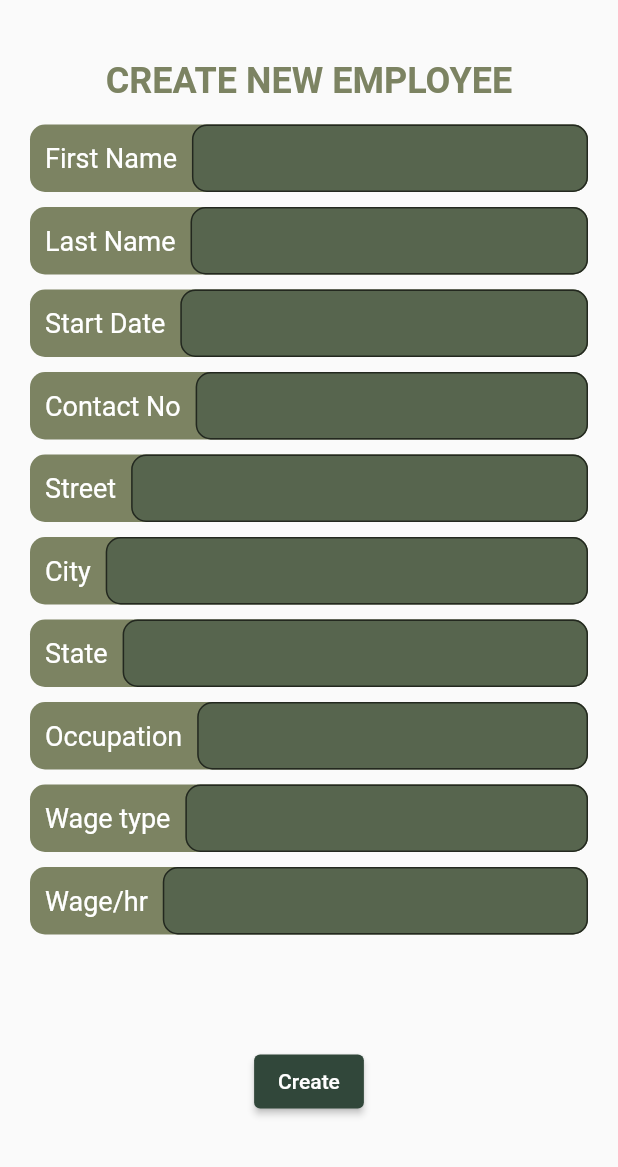
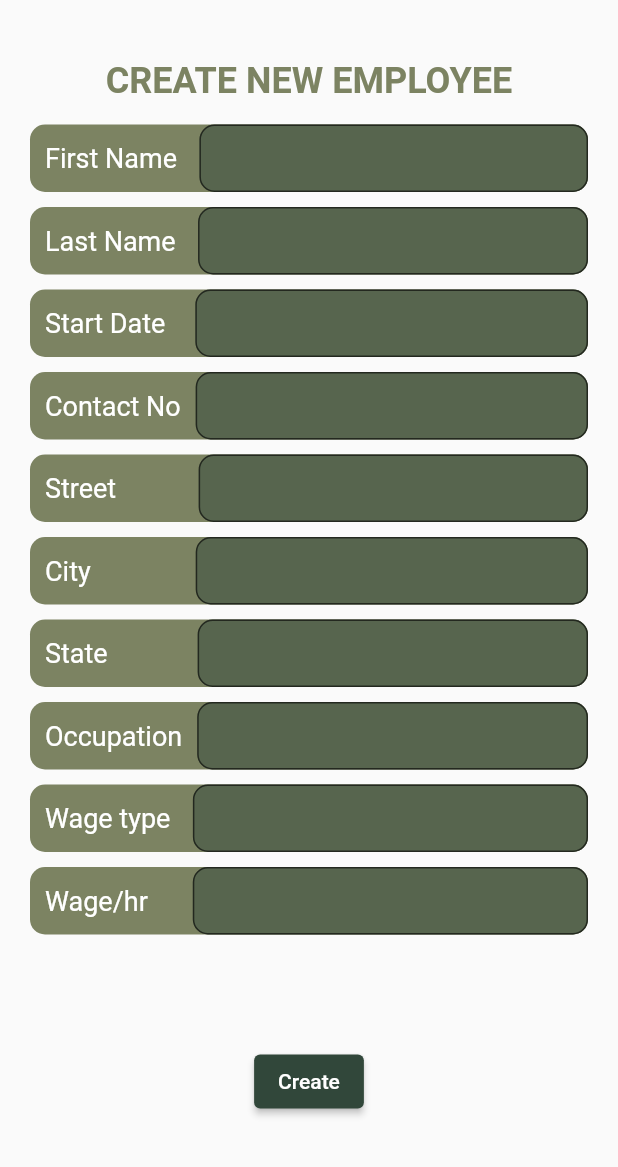
Before and after one commit to KrishnanDevika/PayWage, a Flutter app: the AddEmployeePage screen opened directly, on a phone screen of 412 x 824 dp, the part 69-1236 px from its top. Run offline on Flutter 3.47's test engine with Material 2 defaults, Android fonts, the phone set to English and light mode, and no system bars.

Commit message:
Added proper padding to the textfields

```diff
--- a/lib/views/add_employee.dart
+++ b/lib/views/add_employee.dart
@@ -44,7 +44,7 @@ class _AddEmployeePageState extends State<AddEmployeePage> {
                 ),
                 child: Row(
                   children: <Widget>[
-                    Padding(padding: EdgeInsets.all(10),
+                    Padding(padding: EdgeInsets.only(left: 10, top: 10, right: 15, bottom: 10),
                       child: Text('First Name', style: TextStyle(color: Colors.white, fontSize: 18),),),
 
                     new Expanded(
@@ -71,7 +71,7 @@ class _AddEmployeePageState extends State<AddEmployeePage> {
                 ),
                 child: Row(
                   children: <Widget>[
-                    Padding(padding: EdgeInsets.all(10),
+                    Padding(padding: EdgeInsets.only(left: 10, top: 10, right: 15, bottom: 10),
                       child: Text('Last Name', style: TextStyle(color: Colors.white, fontSize: 18),),),
 
                     new Expanded(
@@ -98,7 +98,7 @@ class _AddEmployeePageState extends State<AddEmployeePage> {
                 ),
                 child: Row(
                   children: <Widget>[
-                    Padding(padding: EdgeInsets.all(10),
+                    Padding(padding: EdgeInsets.only(left: 10, top: 10, right: 20, bottom: 10),
                       child: Text('Start Date', style: TextStyle(color: Colors.white, fontSize: 18),),),
 
                     new Expanded(
@@ -151,7 +151,7 @@ class _AddEmployeePageState extends State<AddEmployeePage> {
                 ),
                 child: Row(
                   children: <Widget>[
-                    Padding(padding: EdgeInsets.all(10),
+                    Padding(padding: EdgeInsets.only(left: 10, top: 10, right: 55, bottom: 10),
                       child: Text('Street', style: TextStyle(color: Colors.white, fontSize: 18),),),
 
                     new Expanded(
@@ -177,7 +177,7 @@ class _AddEmployeePageState extends State<AddEmployeePage> {
                 ),
                 child: Row(
                   children: <Widget>[
-                    Padding(padding: EdgeInsets.all(10),
+                    Padding(padding: EdgeInsets.only(left: 10, top: 10, right: 70, bottom: 10),
                       child: Text('City', style: TextStyle(color: Colors.white, fontSize: 18),),),
 
                     new Expanded(
@@ -203,7 +203,7 @@ class _AddEmployeePageState extends State<AddEmployeePage> {
                 ),
                 child: Row(
                   children: <Widget>[
-                    Padding(padding: EdgeInsets.all(10),
+                    Padding(padding: EdgeInsets.only(left: 10, top: 10, right: 60, bottom: 10),
                       child: Text('State', style: TextStyle(color: Colors.white, fontSize: 18),),),
 
                     new Expanded(
@@ -229,7 +229,7 @@ class _AddEmployeePageState extends State<AddEmployeePage> {
                 ),
                 child: Row(
                   children: <Widget>[
-                    Padding(padding: EdgeInsets.all(10),
+                    Padding(padding: EdgeInsets.only(left: 10, top: 10, right: 10, bottom: 10),
                       child: Text('Occupation', style: TextStyle(color: Colors.white, fontSize: 18),),),
 
                     new Expanded(
@@ -255,7 +255,7 @@ class _AddEmployeePageState extends State<AddEmployeePage> {
                 ),
                 child: Row(
                   children: <Widget>[
-                    Padding(padding: EdgeInsets.all(10),
+                    Padding(padding: EdgeInsets.only(left: 10, top: 10, right: 15, bottom: 10),
                       child: Text('Wage type', style: TextStyle(color: Colors.white, fontSize: 18),),),
 
                     new Expanded(
@@ -282,7 +282,7 @@ class _AddEmployeePageState extends State<AddEmployeePage> {
                 child: Row(
 
                   children: <Widget>[
-                    Padding(padding: EdgeInsets.all(10),
+                    Padding(padding: EdgeInsets.only(left: 10, top: 10, right: 30, bottom: 10),
                       child: Text('Wage/hr', style: TextStyle(color: Colors.white, fontSize: 18),),),
 
                     new Expanded(
```
